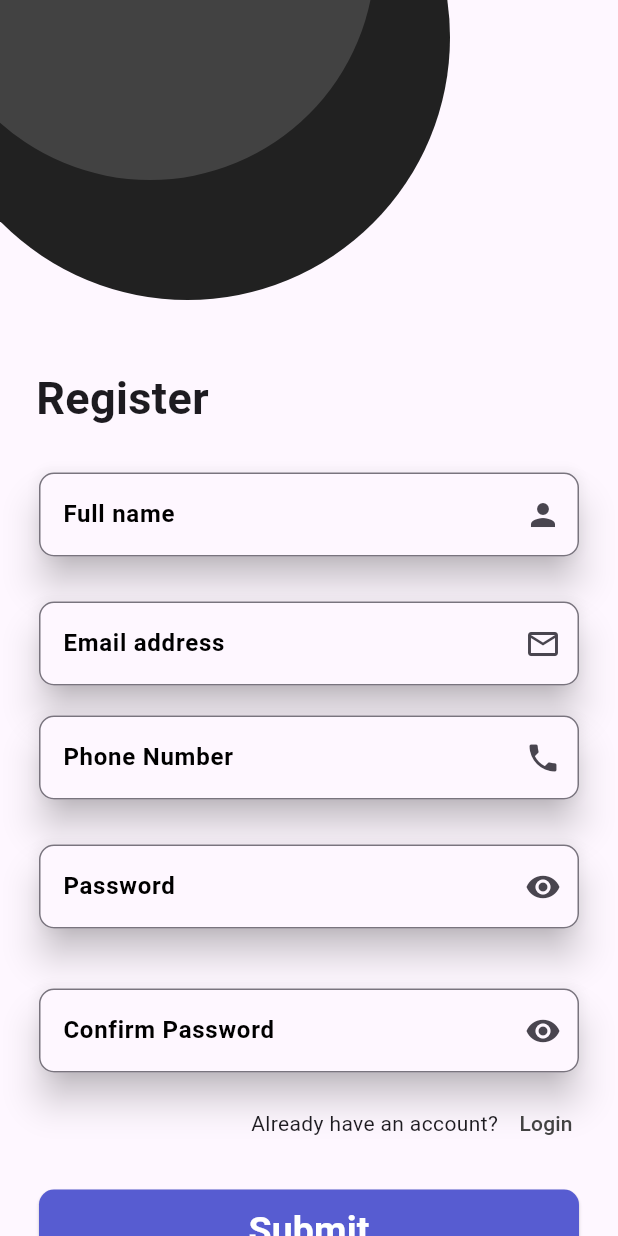
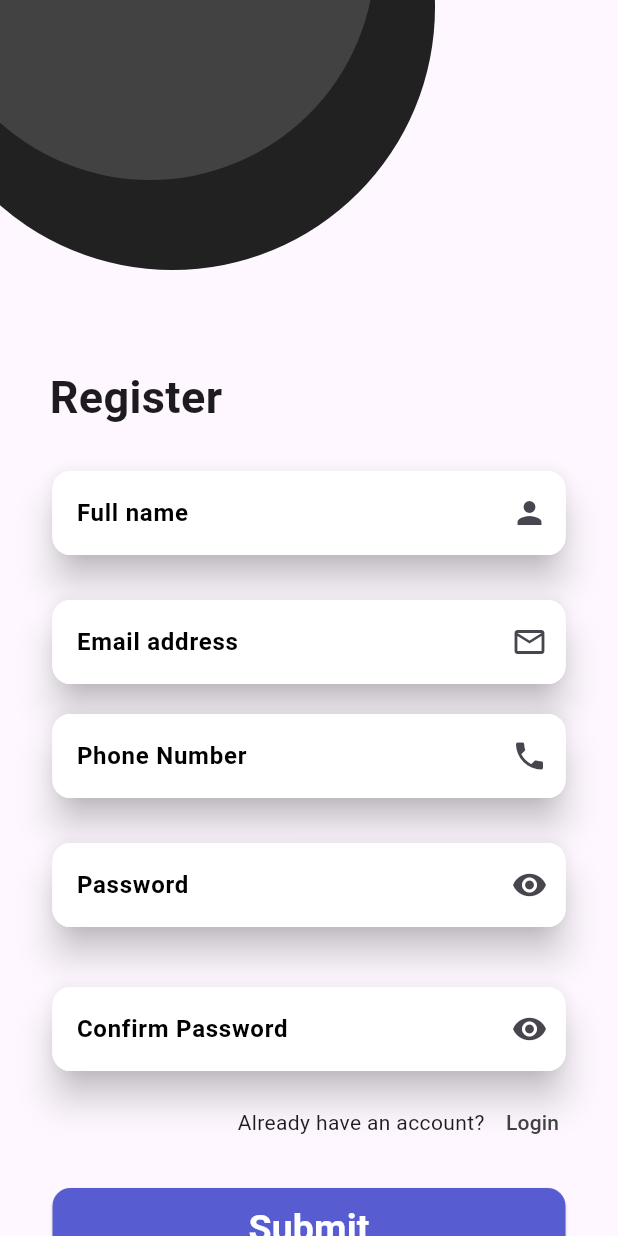
Before and after one commit to emmyliano/deebug_emp, a Flutter app: the screen it shows after launch, after a tap on "Register", on a phone screen of 412 x 824 dp. Run offline on Flutter 3.47's test engine with Material 3 defaults, Android fonts, the phone set to English and light mode, and no system bars.

Commit message:
finished work on UI

```diff
--- a/lib/forgot_password.dart
+++ b/lib/forgot_password.dart
@@ -16,13 +16,13 @@ class _ForgotPasswordState extends State<ForgotPassword> {
         Column(
           children: [
             SizedBox(
-              height: 220,
+              height: 210,
               child: Stack(
                 children: [
                   //First Circle
                   Positioned(
-                    top: -150,
-                    left: -160,
+                    top: -170,
+                    left: -170,
                     child: Container(
                       width: 570,
                       height: 350,
@@ -51,7 +51,7 @@ class _ForgotPasswordState extends State<ForgotPassword> {
             ),
             Center(
                 child: Padding(
-              padding: const EdgeInsets.all(16),
+              padding: const EdgeInsets.all(25),
               child: Column(
                   mainAxisAlignment: MainAxisAlignment.center,
                   children: [
@@ -81,27 +81,29 @@ class _ForgotPasswordState extends State<ForgotPassword> {
                       child: Material(
                         elevation: 10.0,
                         shadowColor: Colors.black,
-                        borderRadius: BorderRadius.circular(10.0),
+                        borderRadius: BorderRadius.circular(12.0),
                         child: TextField(
                           keyboardType: TextInputType.emailAddress,
                           decoration: InputDecoration(
+                            filled: true,
+                            fillColor: Colors.white,
                             suffixIcon: const Icon(Icons.email_outlined),
                             labelStyle: const TextStyle(
                               color: Colors.black,
                               fontWeight: FontWeight.bold,
                             ),
                             labelText: "Email address",
-                            focusedBorder: OutlineInputBorder(
-                                borderRadius: BorderRadius.circular(10.0),
+                            enabledBorder: OutlineInputBorder(
+                                borderRadius: BorderRadius.circular(12.0),
                                 borderSide: const BorderSide(
-                                  color: Colors.grey,
+                                  color: Colors.white,
                                   width: 2.0,
                                 )),
                             border: OutlineInputBorder(
                               borderSide: const BorderSide(
                                 width: 12,
                               ),
-                              borderRadius: BorderRadius.circular(10),
+                              borderRadius: BorderRadius.circular(12),
                             ),
                           ),
                         ),
@@ -123,7 +125,7 @@ class _ForgotPasswordState extends State<ForgotPassword> {
                               shape: MaterialStateProperty.all<
                                       RoundedRectangleBorder>(
                                   RoundedRectangleBorder(
-                                      borderRadius: BorderRadius.circular(10))),
+                                      borderRadius: BorderRadius.circular(12))),
                               backgroundColor: MaterialStateProperty.all<Color>(
                                   const Color.fromARGB(
                                       255, 87, 92, 209))),
--- a/lib/register.dart
+++ b/lib/register.dart
@@ -19,13 +19,13 @@ class _SignUpState extends State<SignUp> {
               children: [
 
                 SizedBox(
-                  height: 220,
+                  height: 210,
                   child: Stack(
                     children: [
                       //First Circle
                       Positioned(
-                        top: -150,
-                        left: -160,
+                        top: -170,
+                        left: -170,
                         child: Container(
                           width: 570,
                           height: 350,
@@ -55,7 +55,7 @@ class _SignUpState extends State<SignUp> {
 
                 Center(
                     child: Padding(
-                      padding: const EdgeInsets.all(16),
+                      padding: const EdgeInsets.all(25),
                       child: Column(
                           mainAxisAlignment: MainAxisAlignment.center,
                           children: [
@@ -85,14 +85,16 @@ class _SignUpState extends State<SignUp> {
                               child: Material(
                                 elevation: 10,
                                 shadowColor: Colors.black,
-                                borderRadius: BorderRadius.circular(10.0),
+                                borderRadius: BorderRadius.circular(12.0),
                                 child: TextField(
                                   keyboardType: TextInputType.multiline,
                                   decoration: InputDecoration(
-                                    focusedBorder: OutlineInputBorder(
-                                      borderRadius: BorderRadius.circular(10.0),
+                                    filled: true,
+                                    fillColor: Colors.white,
+                                    enabledBorder: OutlineInputBorder(
+                                      borderRadius: BorderRadius.circular(12.0),
                                       borderSide: const BorderSide(
-                                        color: Colors.grey,
+                                        color: Colors.white,
                                         width: 2.0,
                                       )
                                     ),
@@ -106,7 +108,7 @@ class _SignUpState extends State<SignUp> {
                                       borderSide: const BorderSide(
                                         width: 12,
                                       ),
-                                      borderRadius: BorderRadius.circular(10),
+                                      borderRadius: BorderRadius.circular(12),
                                     ),
                                   ),
                                 ),
@@ -123,14 +125,16 @@ class _SignUpState extends State<SignUp> {
                               child: Material(
                                 elevation: 10,
                                 shadowColor: Colors.black,
-                                borderRadius: BorderRadius.circular(10.0),
+                                borderRadius: BorderRadius.circular(12.0),
                                 child: TextField(
                                   keyboardType: TextInputType.emailAddress,
                                   decoration: InputDecoration(
-                                    focusedBorder: OutlineInputBorder(
-                                      borderRadius: BorderRadius.circular(10.0),
+                                    filled: true,
+                                    fillColor: Colors.white,
+                                    enabledBorder: OutlineInputBorder(
+                                      borderRadius: BorderRadius.circular(12.0),
                                       borderSide: const BorderSide(
-                                        color: Colors.grey,
+                                        color: Colors.white,
                                         width: 2.0,
                                       )
                                     ),
@@ -144,7 +148,7 @@ class _SignUpState extends State<SignUp> {
                                       borderSide: const BorderSide(
                                         width: 12,
                                       ),
-                                      borderRadius: BorderRadius.circular(10),
+                                      borderRadius: BorderRadius.circular(12),
                                     ),
                                   ),
                                 ),
@@ -160,14 +164,16 @@ class _SignUpState extends State<SignUp> {
                               child: Material(
                                 elevation: 10,
                                 shadowColor: Colors.black,
-                                borderRadius: BorderRadius.circular(10.0),
+                                borderRadius: BorderRadius.circular(12.0),
                                 child: TextField(
                                   keyboardType: TextInputType.phone,
                                   decoration: InputDecoration(
-                                    focusedBorder: OutlineInputBorder(
-                                      borderRadius: BorderRadius.circular(10.0),
+                                    filled: true,
+                                    fillColor: Colors.white,
+                                    enabledBorder: OutlineInputBorder(
+                                      borderRadius: BorderRadius.circular(12.0),
                                       borderSide: const BorderSide(
-                                        color: Colors.grey,
+                                        color: Colors.white,
                                         width: 2.0,
                                       )
                                     ),
@@ -181,7 +187,7 @@ class _SignUpState extends State<SignUp> {
                                       borderSide: const BorderSide(
                                         width: 12,
                                       ),
-                                      borderRadius: BorderRadius.circular(10),
+                                      borderRadius: BorderRadius.circular(12),
                                     ),
                                   ),
                                 ),
@@ -199,14 +205,16 @@ class _SignUpState extends State<SignUp> {
                               child: Material(
                                 elevation: 10,
                                 shadowColor: Colors.black,
-                                borderRadius: BorderRadius.circular(10.0),
+                                borderRadius: BorderRadius.circular(12.0),
                                 child: TextField(
                                   obscureText: _obscureText,
                                   decoration: InputDecoration(
-                                    focusedBorder: OutlineInputBorder(
-                                      borderRadius: BorderRadius.circular(10.0),
+                                    filled: true,
+                                    fillColor: Colors.white,
+                                    enabledBorder: OutlineInputBorder(
+                                      borderRadius: BorderRadius.circular(12.0),
                                       borderSide: const BorderSide(
-                                        color: Colors.grey,
+                                        color: Colors.white,
                                         width: 2.0,
                                       )
                                     ),
@@ -229,7 +237,7 @@ class _SignUpState extends State<SignUp> {
                                       borderSide: const BorderSide(
                                         width: 12,
                                       ),
-                                      borderRadius: BorderRadius.circular(10),
+                                      borderRadius: BorderRadius.circular(12),
                                     ),
                                   ),
                                 ),
@@ -245,14 +253,16 @@ class _SignUpState extends State<SignUp> {
                               child: Material(
                                 elevation: 10,
                                 shadowColor: Colors.black,
-                                borderRadius: BorderRadius.circular(10.0),
+                                borderRadius: BorderRadius.circular(12.0),
                                 child: TextField(
                                   obscureText: _obscureText,
                                   decoration: InputDecoration(
-                                    focusedBorder: OutlineInputBorder(
-                                      borderRadius: BorderRadius.circular(10.0),
+                                    filled: true,
+                                    fillColor: Colors.white,
+                                    enabledBorder: OutlineInputBorder(
+                                      borderRadius: BorderRadius.circular(12.0),
                                       borderSide: const BorderSide(
-                                        color: Colors.grey,
+                                        color: Colors.white,
                                         width: 2.0,
                                       )
                                     ),
@@ -275,7 +285,7 @@ class _SignUpState extends State<SignUp> {
                                       borderSide: const BorderSide(
                                         width: 12,
                                       ),
-                                      borderRadius: BorderRadius.circular(10),
+                                      borderRadius: BorderRadius.circular(12),
                                     ),
                                   ),
                                 ),
@@ -319,7 +329,7 @@ class _SignUpState extends State<SignUp> {
                                   style: ButtonStyle(
                                       shape: MaterialStateProperty.all<RoundedRectangleBorder>(
                                           RoundedRectangleBorder(
-                                              borderRadius: BorderRadius.circular(10)
+                                              borderRadius: BorderRadius.circular(12)
                                           )
                                       ),
                                       backgroundColor: MaterialStateProperty.all<Color>(const Color.fromARGB(
--- a/lib/sign_in.dart
+++ b/lib/sign_in.dart
@@ -15,19 +15,20 @@ class _SignInState extends State<SignIn> {
   @override
   Widget build(BuildContext context) {
     return Scaffold(
-      body: ListView(
+      backgroundColor: const Color.fromARGB(255, 253, 253, 253),
+        body: ListView(
         children: [
           Column(
             children: [
 
               SizedBox(
-                height: 220,
+                height: 210,
                 child: Stack(
                   children: [
                     //First Circle
                     Positioned(
-                      top: -150,
-                      left: -160,
+                      top: -170,
+                      left: -170,
                       child: Container(
                         width: 570,
                         height: 350,
@@ -57,7 +58,7 @@ class _SignInState extends State<SignIn> {
 
               Center(
                   child: Padding(
-                    padding: const EdgeInsets.all(16),
+                    padding: const EdgeInsets.all(25),
                     child: Column(
                         mainAxisAlignment: MainAxisAlignment.center,
                         children: [
@@ -87,14 +88,16 @@ class _SignInState extends State<SignIn> {
                             child: Material(
                               elevation: 10,
                               shadowColor: Colors.black,
-                              borderRadius: BorderRadius.circular(10.0),
+                              borderRadius: BorderRadius.circular(12.0),
                               child: TextField(
                                 keyboardType: TextInputType.emailAddress,
                                 decoration: InputDecoration(
-                                  focusedBorder: OutlineInputBorder(
-                                      borderRadius: BorderRadius.circular(10.0),
+                                  filled: true,
+                                  fillColor: Colors.white,
+                                  enabledBorder: OutlineInputBorder(
+                                      borderRadius: BorderRadius.circular(12.0),
                                       borderSide: const BorderSide(
-                                        color: Colors.grey,
+                                        color: Colors.white,
                                         width: 2.0,
                                       )
                                     ),
@@ -108,7 +111,7 @@ class _SignInState extends State<SignIn> {
                                     borderSide: const BorderSide(
                                       width: 12,
                                     ),
-                                    borderRadius: BorderRadius.circular(10),
+                                    borderRadius: BorderRadius.circular(12),
                                   ),
                                 ),
                               ),
@@ -119,16 +122,18 @@ class _SignInState extends State<SignIn> {
                             padding: const EdgeInsets.all(10),
                             child: Material(
                               elevation: 10,
-                              borderRadius: BorderRadius.circular(10.0),
+                              borderRadius: BorderRadius.circular(12.0),
                               shadowColor: Colors.black,
                               child: TextField(
                                 keyboardType: TextInputType.multiline,
                                 obscureText: _obscureText,
                                 decoration: InputDecoration(
-                                  focusedBorder: OutlineInputBorder(
-                                      borderRadius: BorderRadius.circular(10.0),
+                                  filled: true,
+                                  fillColor: Colors.white,
+                                  enabledBorder: OutlineInputBorder(
+                                      borderRadius: BorderRadius.circular(12.0),
                                       borderSide: const BorderSide(
-                                        color: Colors.grey,
+                                        color: Colors.white,
                                         width: 2.0,
                                       )
                                     ),
@@ -151,7 +156,7 @@ class _SignInState extends State<SignIn> {
                                     borderSide: const BorderSide(
                                       width: 12,
                                     ),
-                                    borderRadius: BorderRadius.circular(10),
+                                    borderRadius: BorderRadius.circular(12),
                                   ),
                                 ),
                               ),
@@ -190,7 +195,7 @@ class _SignInState extends State<SignIn> {
                                 style: ButtonStyle(
                                     shape: MaterialStateProperty.all<RoundedRectangleBorder>(
                                         RoundedRectangleBorder(
-                                            borderRadius: BorderRadius.circular(10)
+                                            borderRadius: BorderRadius.circular(12)
                                         )
                                     ),
                                     backgroundColor: MaterialStateProperty.all<Color>(const Color.fromARGB(
```
